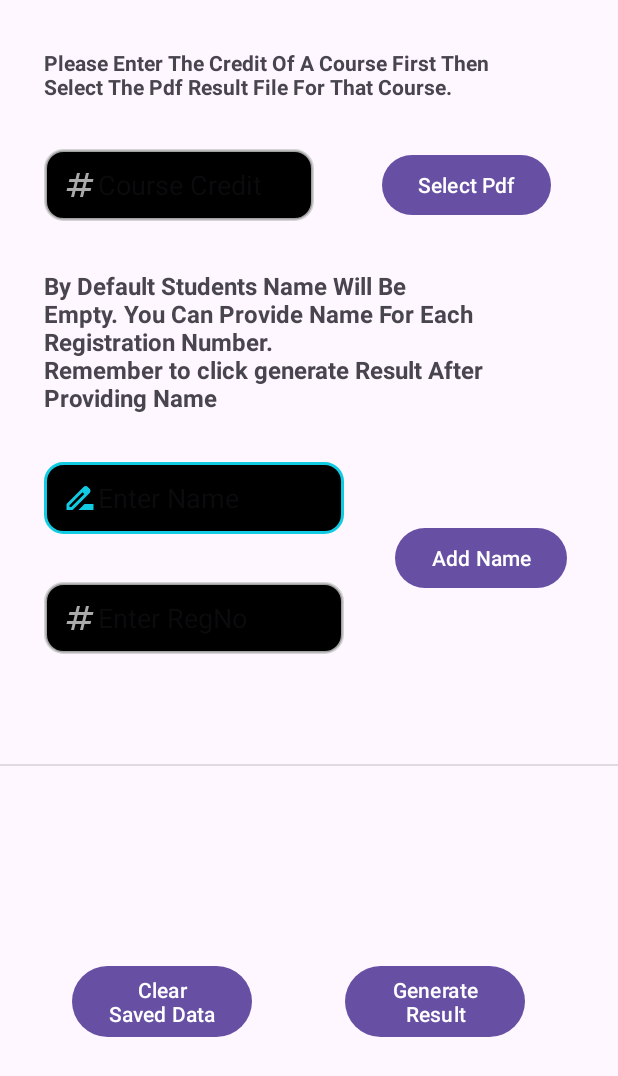
After one commit to darkEye-2021831014/ResultCalculator, an Android app: the AdvanceMode screen opened directly, with no data from a screen before it, on a phone screen of 412 x 824 dp. The commit adds this screen. Shown: the top 1076 px of the screen. Run offline under Robolectric (Android 15) with nearby library versions, the light colour scheme and no system bars; libraries missing offline, so code that uses them is left out: com.tom_roush.pdfbox; 1 statement that could not run was skipped.

Commit message:
Advance Mode Is Now Availabe.
In Advance Mode User Can Directly Input Multiple Pdf Files And Generate Result Based On The Contents Of those Files.

```diff
--- a/app/build.gradle
+++ b/app/build.gradle
@@ -30,6 +30,9 @@ android {
     kotlinOptions {
         jvmTarget = '1.8'
     }
+//  packagingOptions {
+//    exclude 'META-INF/DEPENDENCIES'
+//  }
 }
 
 dependencies {
@@ -42,4 +45,5 @@ dependencies {
     testImplementation libs.junit
     androidTestImplementation libs.androidx.junit
     androidTestImplementation libs.androidx.espresso.core
+    implementation libs.tom.roush.pdfbox.android
 }
--- a/app/src/main/AndroidManifest.xml
+++ b/app/src/main/AndroidManifest.xml
@@ -1,6 +1,9 @@
 <?xml version="1.0" encoding="utf-8"?>
 <manifest xmlns:android="http://schemas.android.com/apk/res/android"
     xmlns:tools="http://schemas.android.com/tools">
+
+    <uses-permission android:name="android.permission.READ_EXTERNAL_STORAGE"
+        android:maxSdkVersion="32" />
 
     <application
         android:allowBackup="true"
@@ -13,6 +16,9 @@
         android:theme="@style/Theme.CGPA"
         tools:targetApi="31">
         <activity
+            android:name=".AdvanceMode"
+            android:exported="false" />
+        <activity
             android:name=".MainActivity"
             android:exported="true">
             <intent-filter>
--- a/app/src/main/java/com/example/cgpa/Format.kt
+++ b/app/src/main/java/com/example/cgpa/Format.kt
@@ -3,5 +3,8 @@ package com.example.cgpa
 enum class Format {
     REG_NAME_GRADE_CREDIT,
     REG_MARKS_CREDIT,
-    REG_NAME_MARKS_CREDIT
+    REG_NAME_MARKS_CREDIT,
+    REG_CG,
+    REG_GRADE,
+    REG_MARKS
 }
--- a/app/src/main/java/com/example/cgpa/Student.kt
+++ b/app/src/main/java/com/example/cgpa/Student.kt
@@ -69,6 +69,9 @@ class Student : Comparable<Student> {
     fun setName(name: String) {
         this.name = name
     }
+    fun setRegNo(regNo: String) {
+        this.regNo = regNo
+    }
     fun getCredit():Double {
         return this.credit;
     }
--- /dev/null
+++ b/app/src/main/res/layout/activity_advance_mode.xml
@@ -0,0 +1,151 @@
+<?xml version="1.0" encoding="utf-8"?>
+<androidx.constraintlayout.widget.ConstraintLayout xmlns:android="http://schemas.android.com/apk/res/android"
+    xmlns:app="http://schemas.android.com/apk/res-auto"
+    xmlns:tools="http://schemas.android.com/tools"
+    android:id="@+id/main"
+    android:layout_width="match_parent"
+    android:layout_height="match_parent"
+    tools:context=".AdvanceMode">
+
+    <TextView
+        android:id="@+id/LabelText"
+        android:layout_width="0dp"
+        android:layout_height="wrap_content"
+        android:layout_marginTop="32dp"
+        android:text="By Default Students Name Will Be Empty. You Can Provide Name For Each Registration Number.\nRemember to click generate Result After Providing Name"
+        android:textSize="16sp"
+        android:textStyle="bold"
+        app:layout_constraintEnd_toEndOf="@id/gradeInfo"
+        app:layout_constraintStart_toStartOf="@+id/gradeInfo"
+        app:layout_constraintTop_toBottomOf="@+id/pdfSelector" />
+
+    <EditText
+        android:id="@+id/name"
+        android:layout_width="200dp"
+        android:layout_height="48dp"
+        android:layout_marginTop="32dp"
+        android:background="@drawable/custom_input"
+        android:drawableStart="@drawable/custom_name"
+        android:ems="10"
+        android:hint="Enter Name"
+        android:inputType="text|textPersonName|textAutoComplete"
+        android:paddingStart="12dp"
+        android:paddingEnd="12dp"
+        app:layout_constraintStart_toStartOf="@+id/LabelText"
+        app:layout_constraintTop_toBottomOf="@+id/LabelText" />
+
+    <EditText
+        android:id="@+id/regNo"
+        android:layout_width="200dp"
+        android:layout_height="48dp"
+        android:layout_marginTop="32dp"
+        android:background="@drawable/custom_input"
+        android:drawableStart="@drawable/custom_regno"
+        android:ems="10"
+        android:hint="Enter RegNo"
+        android:inputType="number"
+        android:paddingStart="12dp"
+        android:paddingEnd="12dp"
+        app:layout_constraintStart_toStartOf="@+id/LabelText"
+        app:layout_constraintTop_toBottomOf="@+id/name" />
+
+    <TextView
+        android:id="@+id/gradeInfo"
+        android:layout_width="320dp"
+        android:layout_height="wrap_content"
+        android:layout_marginTop="32dp"
+        android:text="Please Enter The Credit Of A Course First Then Select The Pdf Result File For That Course."
+        android:textStyle="bold"
+        app:layout_constraintEnd_toEndOf="parent"
+        app:layout_constraintHorizontal_bias="0.32"
+        app:layout_constraintStart_toStartOf="parent"
+        app:layout_constraintTop_toTopOf="parent" />
+
+    <Button
+        android:id="@+id/pdfSelector"
+        android:layout_width="wrap_content"
+        android:layout_height="wrap_content"
+        android:text="Select Pdf"
+        app:layout_constraintBottom_toBottomOf="@+id/creditA"
+        app:layout_constraintEnd_toEndOf="parent"
+        app:layout_constraintStart_toEndOf="@+id/creditA"
+        app:layout_constraintTop_toTopOf="@+id/creditA" />
+
+    <EditText
+        android:id="@+id/creditA"
+        android:layout_width="180dp"
+        android:layout_height="48dp"
+        android:layout_marginTop="32dp"
+        android:background="@drawable/custom_input"
+        android:drawableStart="@drawable/custom_regno"
+        android:ems="10"
+        android:hint="Course Credit"
+        android:inputType="number|numberDecimal"
+        android:paddingStart="12dp"
+        android:paddingEnd="12dp"
+        app:layout_constraintStart_toStartOf="@+id/gradeInfo"
+        app:layout_constraintTop_toBottomOf="@+id/gradeInfo" />
+
+
+
+    <!--    <Button-->
+<!--        android:id="@+id/addGrade"-->
+<!--        android:layout_width="wrap_content"-->
+<!--        android:layout_height="wrap_content"-->
+<!--        android:layout_marginTop="32dp"-->
+<!--        android:text="Add Grade"-->
+<!--        android:textStyle="italic"/>-->
+<!--    -->
+    <View
+        android:id="@+id/divider"
+        android:layout_width="446dp"
+        android:layout_height="1dp"
+        android:background="?android:attr/listDivider"
+        app:layout_constraintBottom_toBottomOf="parent"
+        app:layout_constraintEnd_toEndOf="parent"
+        app:layout_constraintStart_toStartOf="parent"
+        app:layout_constraintTop_toBottomOf="@+id/regNo"
+        app:layout_constraintVertical_bias="0.19" />
+    <Button
+        android:id="@+id/generateResult"
+        android:layout_width="120dp"
+        android:layout_height="wrap_content"
+        android:text="Generate Result"
+        app:layout_constraintBottom_toBottomOf="@+id/clearSaved"
+        app:layout_constraintEnd_toEndOf="parent"
+        app:layout_constraintStart_toEndOf="@+id/clearSaved"
+        app:layout_constraintTop_toTopOf="@+id/clearSaved" />
+
+    <Button
+        android:id="@+id/clearSaved"
+        android:layout_width="120dp"
+        android:layout_height="wrap_content"
+        android:layout_marginStart="48dp"
+        android:layout_marginTop="32dp"
+        android:layout_marginBottom="32dp"
+        android:text="Clear Saved Data"
+        app:layout_constraintBottom_toBottomOf="parent"
+        app:layout_constraintStart_toStartOf="parent"
+        app:layout_constraintTop_toBottomOf="@+id/divider" />
+
+    <Button
+        android:id="@+id/addName"
+        android:layout_width="wrap_content"
+        android:layout_height="wrap_content"
+        android:text="Add Name"
+        app:layout_constraintBottom_toBottomOf="@+id/regNo"
+        app:layout_constraintEnd_toEndOf="parent"
+        app:layout_constraintStart_toEndOf="@+id/name"
+        app:layout_constraintTop_toTopOf="@+id/name" />
+
+    <!--    <Button-->
+<!--        android:id="@+id/advanceMode"-->
+<!--        android:layout_width="wrap_content"-->
+<!--        android:layout_height="wrap_content"-->
+<!--        android:layout_marginTop="32dp"-->
+<!--        android:text="Advance Mode"-->
+<!--        app:layout_constraintEnd_toEndOf="@+id/addGrade"-->
+<!--        app:layout_constraintStart_toStartOf="@+id/addGrade"-->
+<!--        app:layout_constraintTop_toBottomOf="@+id/addGrade" />-->
+
+</androidx.constraintlayout.widget.ConstraintLayout>
--- a/app/src/main/res/values/strings.xml
+++ b/app/src/main/res/values/strings.xml
@@ -5,4 +5,9 @@
         <item>Grade</item>
         <item>Marks</item>
     </string-array>
+    <string-array name="pdfTypes">
+        <item>REG/anything/CG</item>
+        <item>REG/anything/Marks</item>
+        <item>REG/anything/LatterGrade</item>
+    </string-array>
 </resources>
--- a/gradle/libs.versions.toml
+++ b/gradle/libs.versions.toml
@@ -9,6 +9,9 @@ appcompat = "1.6.1"
 material = "1.12.0"
 activity = "1.9.0"
 constraintlayout = "2.2.0"
+pdfbox = "2.0.29"
+pdfboxAndroid = "1.8.10.0"
+pdfboxAndroidVersion = "2.0.27.0"
 
 [libraries]
 androidx-core-ktx = { group = "androidx.core", name = "core-ktx", version.ref = "coreKtx" }
@@ -19,6 +22,9 @@ androidx-appcompat = { group = "androidx.appcompat", name = "appcompat", version
 material = { group = "com.google.android.material", name = "material", version.ref = "material" }
 androidx-activity = { group = "androidx.activity", name = "activity", version.ref = "activity" }
 androidx-constraintlayout = { group = "androidx.constraintlayout", name = "constraintlayout", version.ref = "constraintlayout" }
+pdfbox = { module = "org.apache.pdfbox:pdfbox", version.ref = "pdfbox" }
+pdfbox-android = { module = "org.apache.pdfbox:pdfbox-android", version.ref = "pdfboxAndroid" }
+tom-roush-pdfbox-android = { module = "com.tom-roush:pdfbox-android", version.ref = "pdfboxAndroidVersion" }
 
 [plugins]
 android-application = { id = "com.android.application", version.ref = "agp" }
```
Also changed, not shown: app/src/main/java/com/example/cgpa/AdvanceMode.kt (added, +257 -0 lines), app/src/main/java/com/example/cgpa/MainActivity.kt (+18 -2 lines), app/src/main/java/com/example/cgpa/ResultCalculator.kt (+53 -37 lines), app/src/main/res/layout/activity_main.xml (+15 -6 lines).
